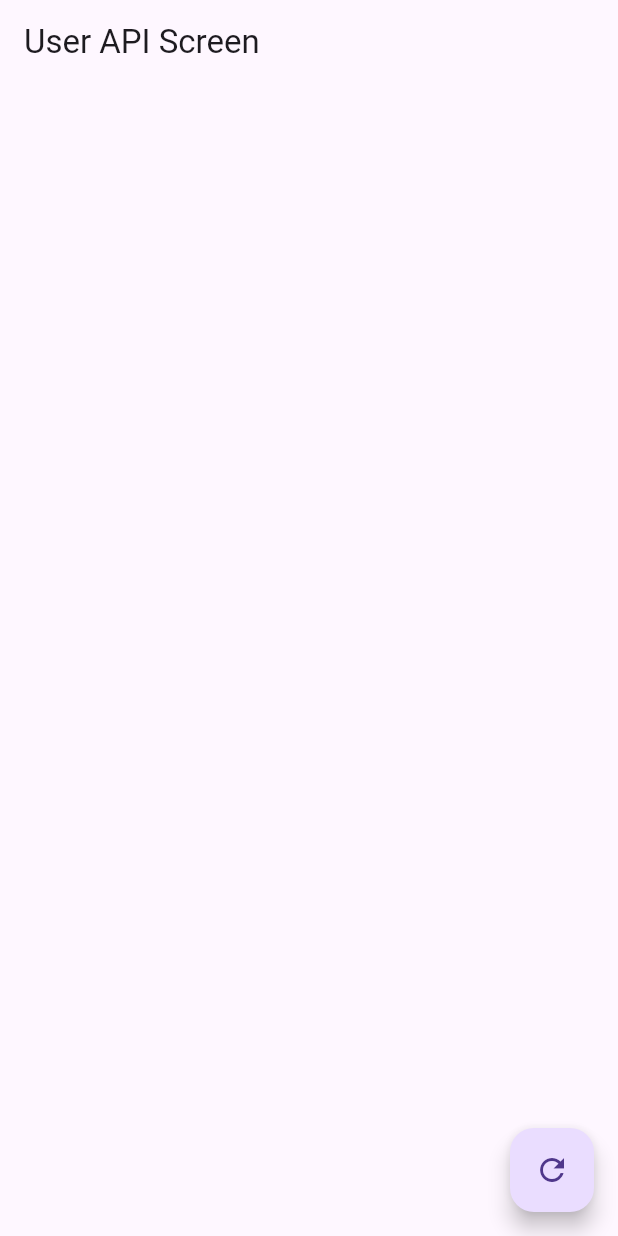
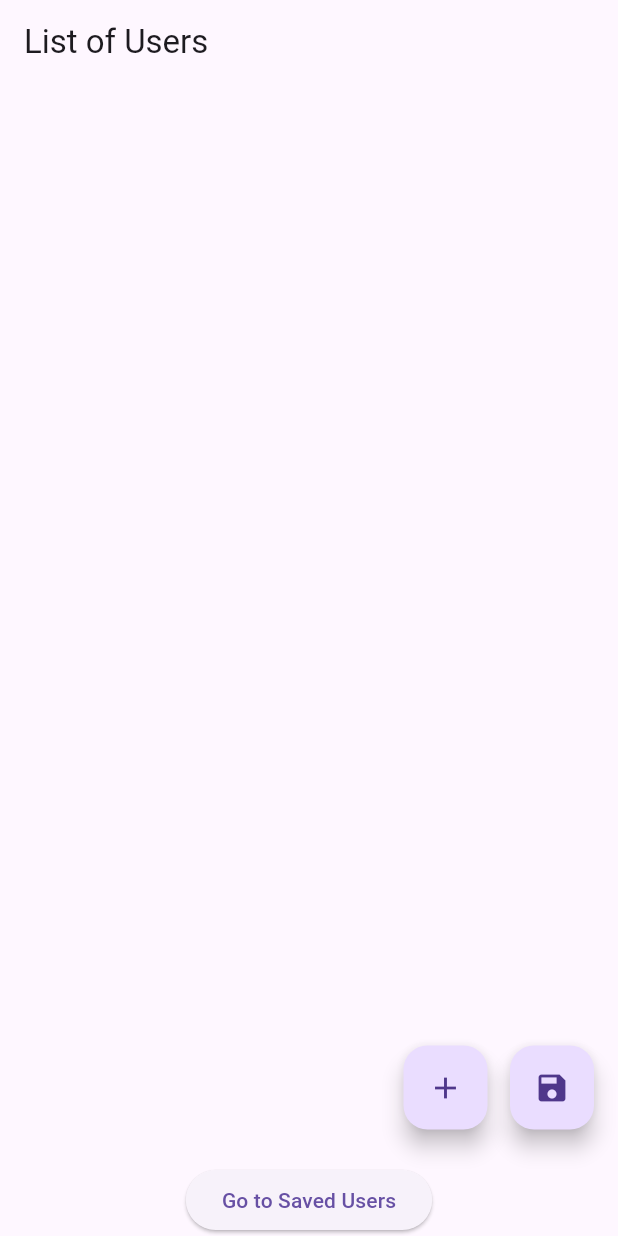
Before and after one commit to 2110081/hw4, a Flutter app: the screen it shows after launch, after a tap on "Start", on a phone screen of 412 x 824 dp. Run offline on Flutter 3.47's test engine with Material 3 defaults, Android fonts, the phone set to English and light mode, and no system bars; our stand-ins replace shared_preferences, sqflite; accounts and stored records are empty; network calls fail.

```diff
--- a/lib/main.dart
+++ b/lib/main.dart
@@ -1,22 +1,22 @@
 import 'package:flutter/material.dart';
-import 'db_screen.dart';
-import 'userapi_screen.dart';
+import 'screen2.dart';
 import 'welcome_screen.dart';
 
 
 void main() {
-  runApp(MyApp());
+  runApp(const MyApp());
 }
 
 class MyApp extends StatelessWidget {
+  const MyApp({super.key});
+
   @override
   Widget build(BuildContext context) {
     return MaterialApp(
       initialRoute: '/',
       routes: {
-        '/': (context) => WelcomeScreen(),
-        '/userApi': (context) => UserApiScreen(),
-        '/database': (context) => DatabaseScreen(),
+        '/': (context) => const WelcomeScreen(),
+        '/userApi': (context) => const UsersScreen(),
       },
     );
   }
--- /dev/null
+++ b/lib/models.dart
@@ -0,0 +1,69 @@
+class User {
+  int? id;
+  String username;
+  String password;
+  String email;
+  String? phone;
+  String? gender;
+  Name? name;
+
+  User({this.id, required this.username, required this.password, required this.email, this.phone, this.gender, this.name});
+
+  factory User.fromJson(Map<String, dynamic> json) {
+    return User(
+        username: json['login']['username'],
+        password: json['login']['password'],
+        email: json['email'],
+        phone: json['phone'],
+        gender: json['gender'],
+        name: Name(
+            first: json['name']['first'],
+            last: json['name']['last'],
+            title: json['name']['title'],
+      ),
+    );
+  }
+
+  Map<String, dynamic> toMap() {
+    var map = <String, dynamic>{
+      'id': id,
+      'username': username,
+      'password': password,
+      'email': email,
+      'phone': phone,
+      'gender': gender,
+      'title': name!.title,
+      'first_name': name!.first,
+      'last_name': name!.last,
+    };
+    return map;
+  }
+
+  factory User.fromMap(Map<dynamic, dynamic> map) {
+    return User(
+      id: map['id'],
+      username: map['username'],
+      password: map['password'],
+      email: map['email'],
+      phone: map['phone'],
+      gender: map['gender'],
+      name: Name(
+        title: map['title'],
+        first: map['first_name'],
+        last: map['last_name'],
+      ),
+    );
+  }
+}
+
+class Name {
+  String? title;
+  String? first;
+  String? last;
+
+  Name({
+    this.title,
+    this.first,
+    this.last,
+  });
+}
--- /dev/null
+++ b/lib/screen2.dart
@@ -0,0 +1,157 @@
+import 'dart:convert';
+import 'package:flutter/material.dart';
+import 'package:http/http.dart' as http;
+
+import 'db_helper.dart';
+import 'models.dart';
+import 'screen3.dart';
+
+
+
+class UsersScreen extends StatefulWidget {
+  const UsersScreen({super.key});
+
+  @override
+  State<UsersScreen> createState() => _UserApiScreenState();
+}
+
+class _UserApiScreenState extends State<UsersScreen> {
+  List<dynamic> listOfUsers = [];
+  List<User> selectedUsers = [];
+
+  @override
+  void initState() {
+    super.initState();
+    fetchUsers();
+  }
+
+  @override
+  Widget build(BuildContext context) {
+    return Scaffold(
+      appBar: AppBar(
+        title: const Text('List of Users'),
+      ),
+      body: Column(
+        children: [
+          Expanded(
+            child: Scrollbar(
+              child: ListView.builder(
+                itemCount: listOfUsers.length,
+                itemBuilder: (BuildContext context, int index) {
+                  final user = listOfUsers[index];
+                  return ListTile(
+                    title: Text('${user.name.first} ${user.name.last}'),
+                    subtitle: Text(user.email),
+                    trailing: Checkbox(
+                      value: selectedUsers.contains(user),
+                      onChanged: (bool? value) {
+                        setState(() {
+                          if (value != null) {
+                            if (value) {
+                              selectedUsers.add(user);
+                            } else {
+                              selectedUsers.remove(user);
+                            }
+                          }
+                        });
+                      },
+                    ),
+                  );
+                },
+              ),
+            ),
+          ),
+          ElevatedButton(
+            onPressed: () {
+              Navigator.push(
+                context,
+                slideTransition(const SavedUsers()),
+              );
+            },
+            child: const Text('Go to Saved Users'),
+          ),
+        ],
+      ),
+      floatingActionButton: Padding(
+        padding: const EdgeInsets.only(bottom: 55.0),
+        child: Row(
+          mainAxisAlignment: MainAxisAlignment.end,
+          children: <Widget>[
+            Tooltip(
+              message: 'Add more users',
+              child: FloatingActionButton(
+                onPressed: fetchUsers,
+                child: const Icon(Icons.add),
+              ),
+            ),
+            const SizedBox(width: 15),
+            Tooltip(
+              message: 'Save',
+              child: FloatingActionButton(
+                child: const Icon(Icons.save),
+                onPressed: () {
+                  for (var user in selectedUsers) {
+                    saveUser(user);
+                  }
+
+                  ScaffoldMessenger.of(context).showSnackBar(const SnackBar(content: Text('Saved successfully!'), duration: Duration(milliseconds: 500)));
+
+                  Navigator.push(
+                    context,
+                    slideTransition(const SavedUsers()),
+                  );
+                },
+              ),
+            ),
+          ],
+        ),
+      ),
+      floatingActionButtonLocation: FloatingActionButtonLocation.endFloat,
+    );
+  }
+
+  void fetchUsers() async {
+    final uri = Uri.parse('https://randomuser.me/api/?results=5');
+    final response = await http.get(uri);
+
+    if (response.statusCode == 200) {
+      // String body = response.body;
+      // print(body);
+      final jsonData = jsonDecode(response.body);
+      final results = jsonData['results'] as List<dynamic>;
+      final converted = results.map((user) {
+        return User.fromJson(user);
+      }).toList();
+
+      setState(() {
+        listOfUsers.addAll(converted);
+      });
+    }
+  }
+}
+
+
+// Function to save user to database
+void saveUser(User user) async {
+  DBHelper dbHelper = DBHelper();
+  await dbHelper.saveUser(user);
+}
+
+
+// Function for slide transition
+PageRouteBuilder slideTransition(Widget page) {
+  return PageRouteBuilder(
+    pageBuilder: (context, animation1, animation2) => page,
+    transitionsBuilder: (context, animation, animationTime, child) {
+      var begin = const Offset(1.0, 0.0);
+      var end = Offset.zero;
+      var tween = Tween(begin: begin, end: end);
+      var slideAnimation = animation.drive(tween);
+
+      return SlideTransition(
+        position: slideAnimation,
+        child: child,
+      );
+    },
+  );
+}
--- a/lib/user_model.dart
+++ /dev/null
@@ -1,57 +0,0 @@
-class User {
-  String gender;
-  Name name;
-  String email;
-  String phone;
-  Picture picture;
-
-  User({
-    required this.gender,
-    required this.name,
-    required this.email,
-    required this.phone,
-    required this.picture,
-  });
-
-  factory User.fromJson(Map<String, dynamic> json) {
-    return User(
-        gender: json['gender'],
-        name: Name(
-            first: json['name']['first'],
-            last: json['name']['last'],
-            title: json['name']['title'],
-      ),
-        email: json['email'],
-        phone: json['phone'],
-        picture: Picture(
-            thumbnail: json['picture']['thumbnail'],
-      ),
-    );
-  }
-
-  Map<String, dynamic> toMap() {
-    return {
-      'name': name.first,
-    };
-  }
-}
-
-class Name {
-  String title;
-  String first;
-  String last;
-
-  Name({
-    required this.title,
-    required this.first,
-    required this.last,
-  });
-}
-
-class Picture {
-  String thumbnail;
-
-  Picture({
-    required this.thumbnail,
-  });
-}
--- a/lib/userapi_screen.dart
+++ /dev/null
@@ -1,77 +0,0 @@
-import 'package:flutter/material.dart';
-import 'package:http/http.dart' as http;
-import 'package:sqflite/sqflite.dart';
-import 'package:path/path.dart';
-import 'user_model.dart';
-import 'dart:convert';
-
-
-class UserApiScreen extends StatefulWidget {
-  @override
-  _UserApiScreenState createState() => _UserApiScreenState();
-}
-
-class _UserApiScreenState extends State<UserApiScreen> {
-  List<dynamic> users = [];
-
-  @override
-  void initState() {
-    super.initState();
-    fetchUsers();
-  }
-
-  fetchUsers() async {
-    final response = await http.get('https://randomuser.me/api/?results=10' as Uri);
-
-    if (response.statusCode == 200) {
-      final jsonData = jsonDecode(response.body);
-      final results = jsonData['results'] as List<dynamic>;
-      final converted = results.map((user) {
-        return User.fromJson(user);
-      }).toList();
-
-      setState(() {
-        users = converted;
-      });
-    }
-  }
-
-  @override
-  Widget build(BuildContext context) {
-    return Scaffold(
-      appBar: AppBar(
-        title: Text('User API Screen'),
-      ),
-      body: ListView.builder(
-        itemCount: users.length,
-        itemBuilder: (BuildContext context, int index) {
-          return ListTile(
-            title: Text(users[index].name.first),
-            trailing: IconButton(
-              icon: Icon(Icons.save),
-              onPressed: () {
-                saveUser(users[index]);
-              },
-            ),
-          );
-        },
-      ),
-      floatingActionButton: FloatingActionButton(
-        child: Icon(Icons.refresh),
-        onPressed: fetchUsers,
-      ),
-    );
-  }
-}
-
-saveUser(User user) async {
-  final db = await openDatabase(
-    join(await getDatabasesPath(), 'users.db'),
-  );
-
-  await db.insert(
-    'users',
-    user.toMap(),
-    conflictAlgorithm: ConflictAlgorithm.replace,
-  );
-}
--- a/lib/welcome_screen.dart
+++ b/lib/welcome_screen.dart
@@ -1,10 +1,14 @@
 import 'package:flutter/material.dart';
 import 'package:shared_preferences/shared_preferences.dart';
-import 'userapi_screen.dart';
+
+import 'screen2.dart';
+
 
 class WelcomeScreen extends StatefulWidget {
+  const WelcomeScreen({super.key});
+
   @override
-  _WelcomeScreenState createState() => _WelcomeScreenState();
+  State<WelcomeScreen> createState() => _WelcomeScreenState();
 }
 
 class _WelcomeScreenState extends State<WelcomeScreen> {
@@ -20,7 +24,8 @@ class _WelcomeScreenState extends State<WelcomeScreen> {
 
     if (_seen) {
       Navigator.of(context).pushReplacement(
-          new MaterialPageRoute(builder: (context) => new UserApiScreen()));
+        slideTransition(const UsersScreen()),
+      );
     } else {
       await prefs.setBool('seen', true);
     }
@@ -33,15 +38,16 @@ class _WelcomeScreenState extends State<WelcomeScreen> {
         child: Column(
           mainAxisAlignment: MainAxisAlignment.center,
           children: <Widget>[
-            Text('Welcome to Our App', style: TextStyle(fontSize: 24)),
+            const Text('Welcome to Our App', style: TextStyle(fontSize: 24)),
             Padding(
-              padding: EdgeInsets.symmetric(vertical: 16.0),
+              padding: const EdgeInsets.symmetric(vertical: 16.0),
               child: ElevatedButton(
                 onPressed: () {
                   Navigator.of(context).pushReplacement(
-                      new MaterialPageRoute(builder: (context) => new UserApiScreen()));
+                    slideTransition(const UsersScreen()),
+                  );
                 },
-                child: Text('Start', style: TextStyle(fontSize: 24)),
+                child: const Text('Start', style: TextStyle(fontSize: 24)),
               ),
             ),
           ],
```
Also changed, not shown: lib/db_helper.dart (added, +44 -0 lines), lib/db_screen.dart (deleted, +0 -65 lines), lib/screen3.dart (added, +58 -0 lines), pubspec.yaml (+5 -4 lines), pubspec.lock, 5 other files.
